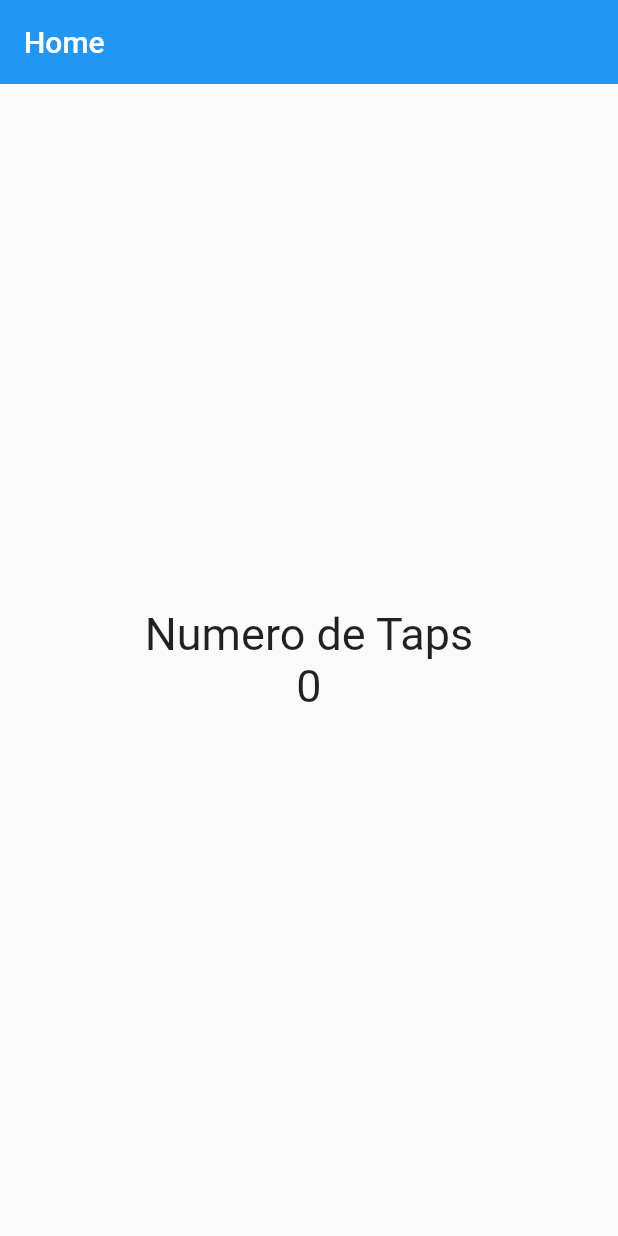
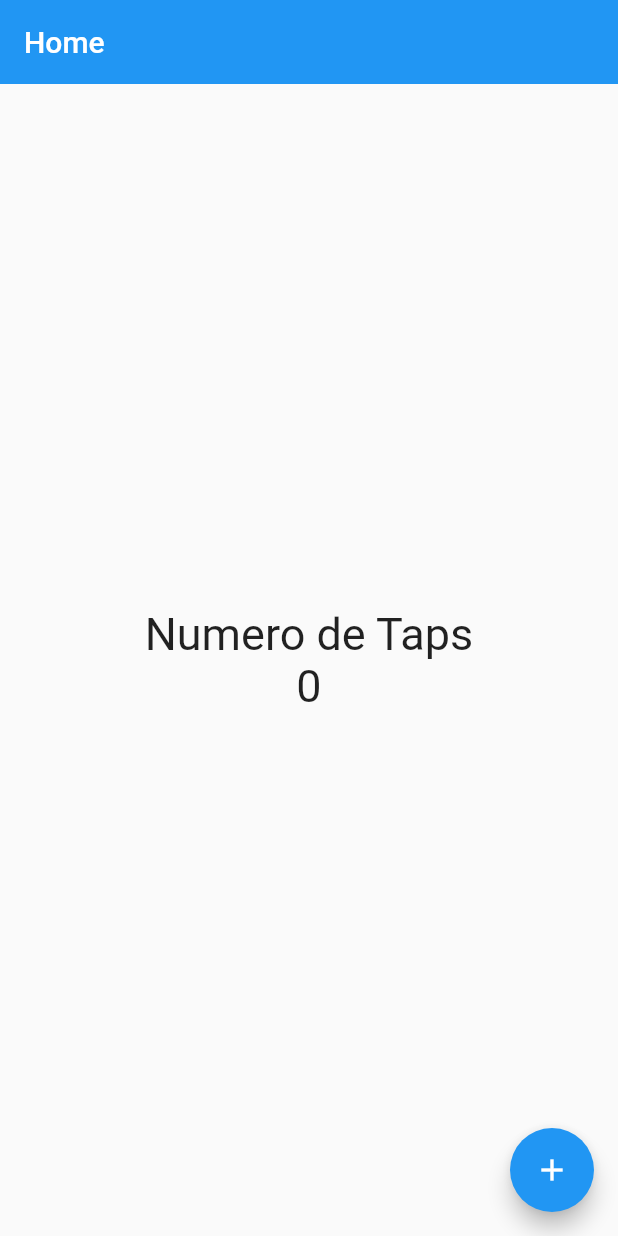
Before and after one commit to AlphaFG00/Fluter_ReCheck, a Flutter app: the screen it shows after launch, on a phone screen of 412 x 824 dp. Run offline on Flutter 3.47's test engine with Material 2 defaults, Android fonts, the phone set to English and light mode, and no system bars.

Commit message:
Floating Action Button Added

```diff
--- a/flutter_application_1/lib/screens/homeScreen.dart
+++ b/flutter_application_1/lib/screens/homeScreen.dart
@@ -35,6 +35,10 @@ class HomeScreen extends StatelessWidget {
             ),
           ],
         ),
-        ));
+      ),
+      //adding button
+      floatingActionButton:
+          FloatingActionButton(child: const Icon(Icons.add), onPressed: () {}),
+    );
   }
 }
```
Lines whose indentation alone changed are shown as unchanged.
